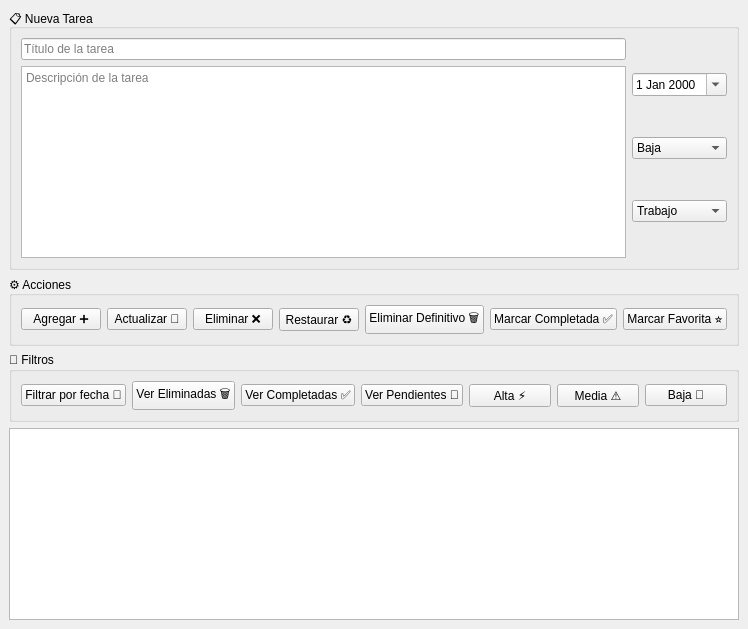
Before: the Qt Designer form src/todo_app/ui/main_window.ui in MartinezJhef/ToDoList, drawn with Qt 5.
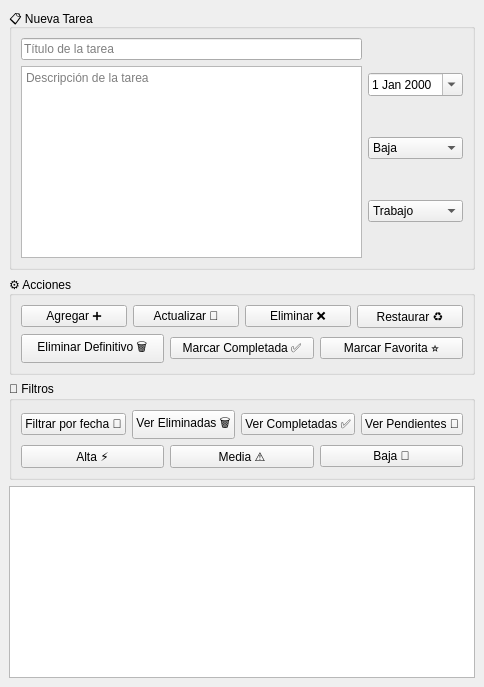
After: the same form once the commit is applied.

What changed in the file:
```diff
--- a/src/todo_app/ui/main_window.ui
+++ b/src/todo_app/ui/main_window.ui
@@ -79,15 +79,23 @@
       <property name="title">
        <string>⚙️ Acciones</string>
       </property>
-      <layout class="QHBoxLayout" name="buttonLayout">
+      <layout class="QVBoxLayout" name="buttonMainLayout">
+       <item>
+        <layout class="QHBoxLayout" name="buttonTopLayout">
        <item><widget class="QPushButton" name="btn_add"><property name="text"><string>Agregar ➕</string></property></widget></item>
        <item><widget class="QPushButton" name="btn_update"><property name="text"><string>Actualizar 🔄</string></property></widget></item>
        <item><widget class="QPushButton" name="btn_delete"><property name="text"><string>Eliminar ❌</string></property></widget></item>
        <item><widget class="QPushButton" name="btn_restore"><property name="text"><string>Restaurar ♻️</string></property></widget></item>
+        </layout>
+       </item>
+       <item>
+        <layout class="QHBoxLayout" name="buttonBottomLayout">
        <item><widget class="QPushButton" name="btn_delete_forever"><property name="text"><string>Eliminar Definitivo 🗑️</string></property></widget></item>
        <item><widget class="QPushButton" name="btn_complete"><property name="text"><string>Marcar Completada ✅</string></property></widget></item>
        <item><widget class="QPushButton" name="btn_favorite"><property name="text"><string>Marcar Favorita ⭐</string></property></widget></item>
       </layout>
+       </item>
+      </layout>
      </widget>
     </item>
 
@@ -97,14 +105,27 @@
       <property name="title">
        <string>🔎 Filtros</string>
       </property>
-      <layout class="QHBoxLayout" name="filterLayout">
+      <layout class="QVBoxLayout" name="filterMainLayout">
+
+       <!-- Fila superior -->
+       <item>
+        <layout class="QHBoxLayout" name="filterTopLayout">
        <item><widget class="QPushButton" name="btn_filter"><property name="text"><string>Filtrar por fecha 📆</string></property></widget></item>
        <item><widget class="QPushButton" name="btn_show_deleted"><property name="text"><string>Ver Eliminadas 🗑️</string></property></widget></item>
        <item><widget class="QPushButton" name="btn_show_completed"><property name="text"><string>Ver Completadas ✅</string></property></widget></item>
        <item><widget class="QPushButton" name="btn_show_pending"><property name="text"><string>Ver Pendientes 🔴</string></property></widget></item>
+        </layout>
+       </item>
+
+       <!-- Fila inferior -->
+       <item>
+        <layout class="QHBoxLayout" name="filterBottomLayout">
        <item><widget class="QPushButton" name="btn_show_high"><property name="text"><string>Alta ⚡</string></property></widget></item>
        <item><widget class="QPushButton" name="btn_show_medium"><property name="text"><string>Media ⚠️</string></property></widget></item>
        <item><widget class="QPushButton" name="btn_show_low"><property name="text"><string>Baja 🐢</string></property></widget></item>
+        </layout>
+       </item>
+
       </layout>
      </widget>
     </item>
```
Left out of the diff: 5 changed lines with no effect on the pictures. Lines whose indentation alone changed are shown as unchanged.
